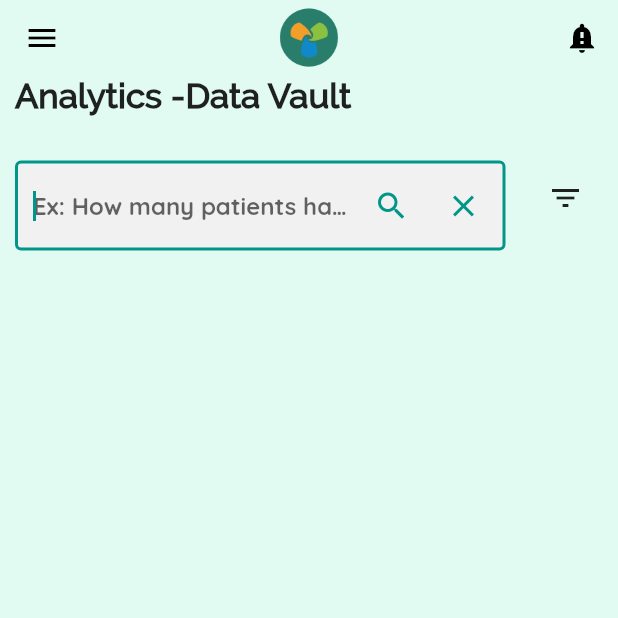
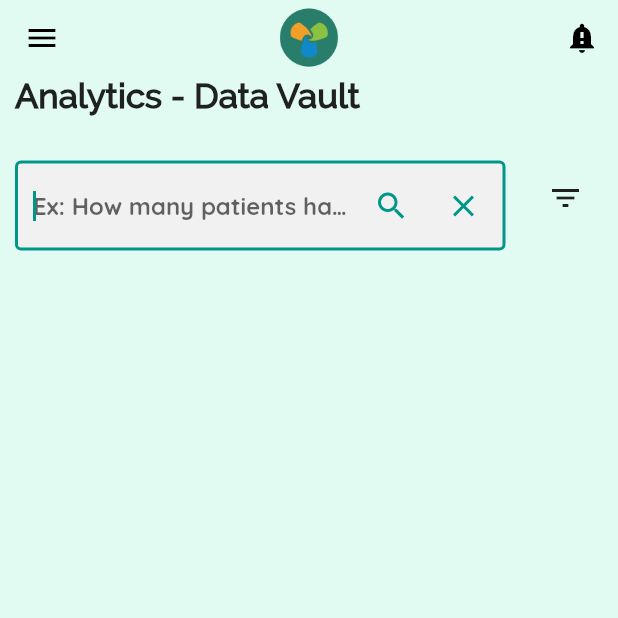
Before and after one commit to odedeveloper/medical360-demo, a Flutter app: the screen it shows after launch, on a phone screen of 412 x 824 dp, the top half of it. Run offline on Flutter 3.47's test engine with Material 2 defaults, Android fonts, the phone set to English and light mode, and no system bars; our stand-ins replace fl_chart, flutter_svg, get, get_storage, hexcolor; missing offline and left inert: flutter_inappwebview.

Commit message:
fixed UI bugs and added loader

```diff
--- a/lib/controllers/chart_controller.dart
+++ b/lib/controllers/chart_controller.dart
@@ -28,6 +28,7 @@ class ChartController extends GetxController{
         }
       }
       print(chartData.value);
+      chartData.value = chartData.value;
   }
 
 }
--- a/lib/ui/analytics/analytics_screen.dart
+++ b/lib/ui/analytics/analytics_screen.dart
@@ -32,7 +32,7 @@ class AnalyticsScreen extends StatelessWidget {
               ? const SizedBox(height: 20, width: 20)
               : const SizedBox(height: 0, width: 0),
           CustomAppBarWidget(
-            title: "Analytics -Data Vault",
+            title: "Analytics - Data Vault",
             subTitle: "",
           ),
 
@@ -94,9 +94,9 @@ class AnalyticsScreen extends StatelessWidget {
                                       chartController
                                           .convertActualDataToChartData();
                                     }
-                                    print(chartController.chartData.value);
-                                    print(chartController.chartData.value[0].x);
-                                    print(chartController.chartData.value[0].y);
+                                    // print(chartController.chartData.value);
+                                    // print(chartController.chartData.value[0].x);
+                                    // print(chartController.chartData.value[0].y);
                                   }),
                               IconButton(
                                 icon: const Icon(Icons.clear),
@@ -112,6 +112,8 @@ class AnalyticsScreen extends StatelessWidget {
                                   print(
                                       "The current query type right now is: ${searchController.queryType}");
                                   filterController.tempFilteredData.value = [];
+                                  filterController.tempResponse.value = [];
+                                  filterController.toggle.value = "no";
                                   textController.clear();
                                   FocusScope.of(context).unfocus();
                                 },
@@ -176,6 +178,7 @@ class AnalyticsScreen extends StatelessWidget {
                 )
               ]),
           const Padding(padding: EdgeInsets.all(5)),
+          // Obx(() => (searchController.queryType.value != 0 && searchController.isLoading.value == "true") ? Center(child: CircularProgressIndicator()) : SizedBox(height: 0, width: 0)),
           Obx(
             () => (searchController.queryType.value == 1 ||
                     searchController.queryType.value == 2)
@@ -183,12 +186,25 @@ class AnalyticsScreen extends StatelessWidget {
                     padding: const EdgeInsets.fromLTRB(20, 0, 0, 0),
                     child: Align(
                       alignment: Alignment.topLeft,
-                      child: Text(
+                      child: Column(
+                        crossAxisAlignment: CrossAxisAlignment.start,
+                        children: <Widget>[
+                          Text(
                           "Recent ( ${filterController.tempResponse.value.length} )",
                           style: TextStyle(
                               fontWeight: FontWeight.bold,
                               fontSize: 15,
                               color: HexColor("#297D6B"))),
+                          Obx(() => (filterController.tempResponse.value.length != 0 && filterController.toggle == "no") ?
+                              Text("Select any one of the filters from the filter button to continue", style: TextStyle(
+                              fontWeight: FontWeight.bold,
+                              fontSize: 15,
+                              color: HexColor("#297D6B"))) : Text("${filterController.filterSentence.value}", style: TextStyle(
+                              fontWeight: FontWeight.bold,
+                              fontSize: 15,
+                              color: HexColor("#297D6B"))))
+                        ]
+                      )
                     ),
                   )
                 : (searchController.queryType.value == 0)
@@ -230,6 +246,7 @@ class AnalyticsScreen extends StatelessWidget {
                         ),
                       ),
           ),
+          Obx(() => (searchController.queryType.value != 0 && searchController.isLoading.value == "true") ? Center(child: CircularProgressIndicator()) : SizedBox(height: 0, width: 0)),
 
           // render the cards on the screen
           Expanded(
@@ -330,7 +347,7 @@ class MyDialog extends StatelessWidget {
         }).toList(),
       ),
       actions: <Widget>[
-        FloatingActionButton(
+        ElevatedButton(
             child: Text('Apply', style: TextStyle(fontWeight: FontWeight.bold)),
             onPressed: () {
               // should send the filter array to the perform filter function
```
Also changed, not shown: lib/controllers/filter_controller.dart (+23 -1 lines), lib/controllers/search_controller.dart (+22 -3 lines).
